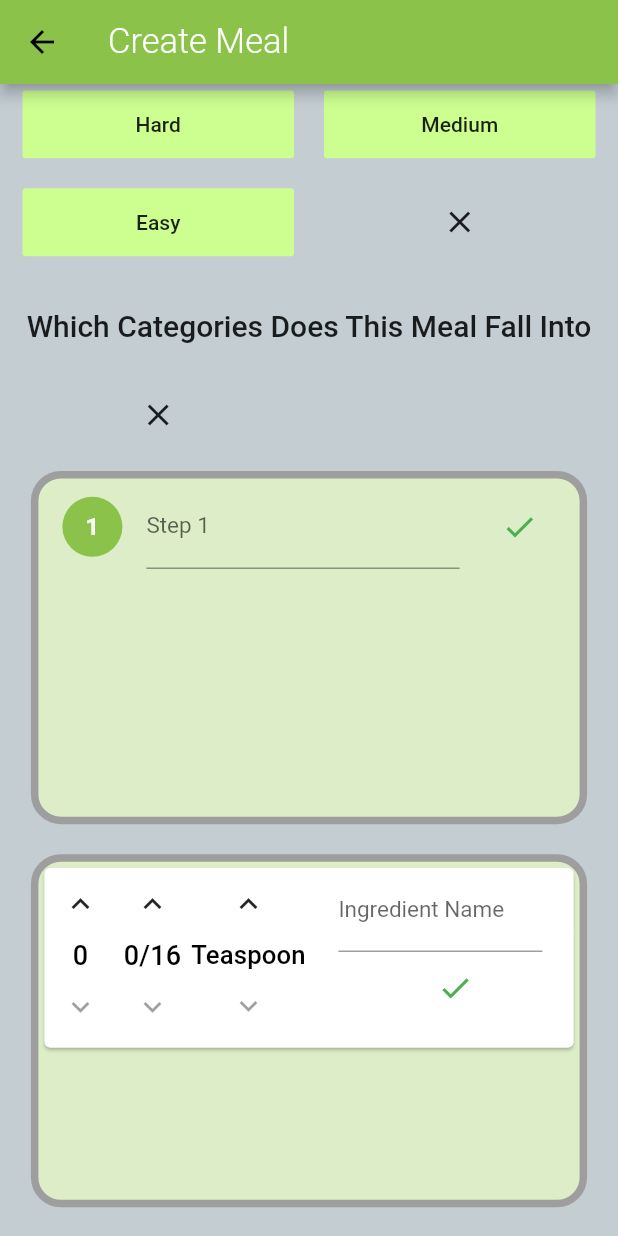
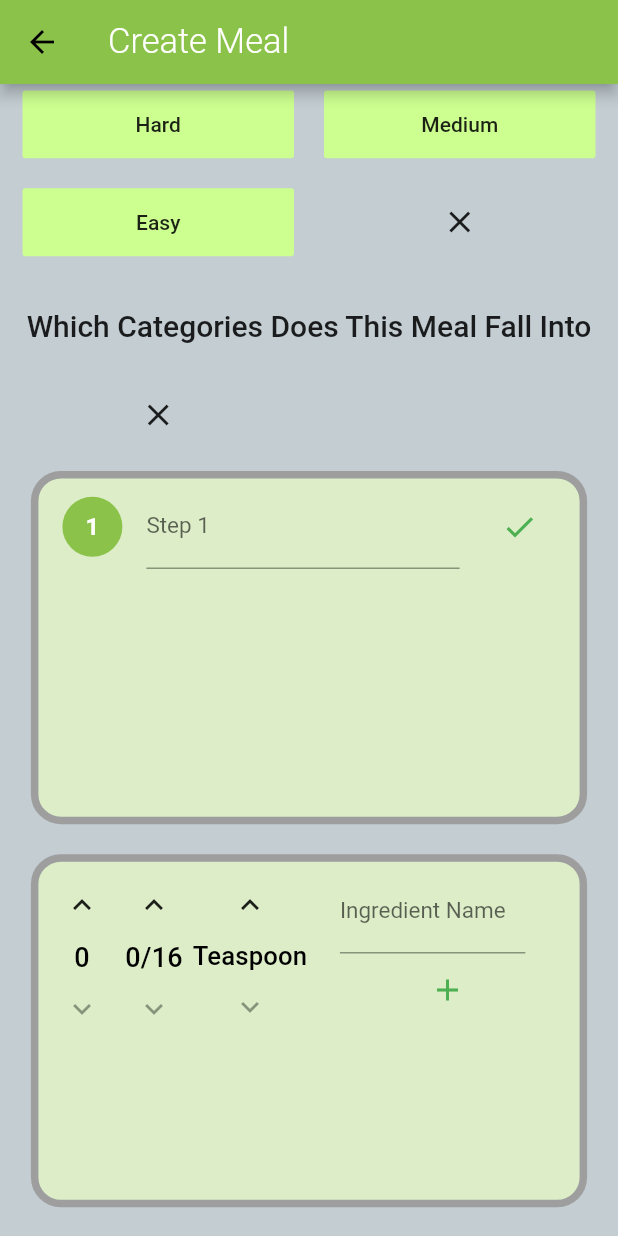
Before and after one commit to shimonster/Meals-App, a Flutter app: the CreateMealScreen screen opened directly with empty values, scrolled down 486 dp, on a phone screen of 412 x 824 dp. Run offline on Flutter 3.47's test engine with Material 2 defaults, Android fonts, the phone set to English and light mode, and no system bars; network calls fail; Roboto replaces fonts that are missing (Raleway, RobotoCondensed).

Commit message:
finished ingredient adding but still need to actually make an instance of a meal

```diff
--- a/lib/screens/create_meal_screen.dart
+++ b/lib/screens/create_meal_screen.dart
@@ -22,7 +22,7 @@ class CreateMealScreen extends StatelessWidget {
     final _imageURLController = TextEditingController();
     final List<String> _selectedCategories = [];
     final List<String> _preparationSteps = [''];
-    final List<Map<String, String>> _ingredients = [];
+    final List<Map<String, String>> _ingredients = [{'': '', '': ''}];
 
     Widget _buildTextInput(String label, TextEditingController controller,
         TextInputType keyboard, IconData icon) {
--- a/lib/widgets/meal_add_ingredient_display.dart
+++ b/lib/widgets/meal_add_ingredient_display.dart
@@ -30,7 +30,7 @@ class _MealAddIngredientDisplayState extends State<MealAddIngredientDisplay> {
 
   @override
   void initState() {
-    selectedIndex = selectedIndexGet;
+    selectedIndex = 0;
     currentWholeNumbers = [0];
     currentSixteenthNumerators = [0];
     unitIndexes = [0];
@@ -83,8 +83,24 @@ class _MealAddIngredientDisplayState extends State<MealAddIngredientDisplay> {
       );
     }
 
+    void updateIngredientsList() {
+      if (selectedIndex > widget.ingredients.length - 1) {
+        selectedIndex = widget.ingredients.length - 1;
+      }
+      if (widget.ingredients.isNotEmpty) {
+        widget.ingredients.removeAt(selectedIndex);
+        widget.ingredients.insert(selectedIndex, {
+          'amount': currentSixteenthNumerators[selectedIndex] == 0
+              ? '${currentWholeNumbers[selectedIndex]} ${possibleUnits[unitIndexes[selectedIndex]]} '
+              : '${currentWholeNumbers[selectedIndex]} ${currentSixteenthNumerators[selectedIndex]}/16 ${possibleUnits[unitIndexes[selectedIndex]]} ',
+          'ingredient': ingredientNameControllers[selectedIndex].text
+        });
+      }
+      print(widget.ingredients);
+    }
+
     return Container(
-      width: MediaQuery.of(context).size.width * 9/10,
+      width: MediaQuery.of(context).size.width * 9 / 10,
       height: MediaQuery.of(context).orientation == Orientation.landscape
           ? MediaQuery.of(context).size.height * 2 / 5
           : MediaQuery.of(context).size.height * 2 / 7,
@@ -102,6 +118,7 @@ class _MealAddIngredientDisplayState extends State<MealAddIngredientDisplay> {
       child: ListView.builder(
         itemCount: ingredientNameControllers.length,
         itemBuilder: (BuildContext ctx, int index) {
+          updateIngredientsList();
           return InkWell(
             onTap: selectedIndex != index
                 ? () {
@@ -110,13 +127,23 @@ class _MealAddIngredientDisplayState extends State<MealAddIngredientDisplay> {
                     });
                   }
                 : null,
-            child: Card(
+            child: Column(
+              children: <Widget>[
+                Container(
+                  decoration: BoxDecoration(
+                    borderRadius: BorderRadius.all(Radius.circular(15)),
+                    //color: Theme.of(context).accentColor
+                  ),
+                  width: MediaQuery.of(context).size.width * 9 / 10 - 10,
+                  margin: EdgeInsets.all(5),
                   child: selectedIndex == index
                       ? Container(
+                          decoration: BoxDecoration(
+                            borderRadius: BorderRadius.all(Radius.circular(15)),
+                          ),
                           height: 120,
                           width: MediaQuery.of(context).size.width * 5 / 8,
-                      child: ListView(
-                        scrollDirection: Axis.horizontal,
+                          child: Row(
                             children: <Widget>[
                               _buildNumberCustomizer(
                                   0,
@@ -154,7 +181,8 @@ class _MealAddIngredientDisplayState extends State<MealAddIngredientDisplay> {
                                   child: FittedBox(
                                     child: Text(
                                       possibleUnits[unitIndexes[index]],
-                                  style: Theme.of(context).textTheme.subtitle,
+                                      style:
+                                          Theme.of(context).textTheme.subtitle,
 //                          overflow: TextOverflow.,
                                     ),
                                   ),
@@ -167,18 +195,24 @@ class _MealAddIngredientDisplayState extends State<MealAddIngredientDisplay> {
                                 children: <Widget>[
                                   Container(
                                     margin: EdgeInsets.only(right: 20),
-                                width: MediaQuery.of(context).size.width * 0.33,
+                                    width:
+                                        MediaQuery.of(context).size.width * 0.3,
                                     child: TextField(
-                                  controller: ingredientNameControllers[index],
+                                      controller:
+                                          ingredientNameControllers[index],
                                       decoration: InputDecoration(
                                         labelText: 'Ingredient Name',
                                       ),
+                                      onChanged: (_) => setState(() {}),
                                     ),
                                   ),
                                   Row(
                                     children: <Widget>[
                                       IconButton(
-                                    icon: Icon(Icons.check, color: Colors.green,),
+                                        icon: Icon(
+                                          Icons.add,
+                                          color: Colors.green,
+                                        ),
                                         onPressed: () {
                                           setState(() {
                                             currentWholeNumbers.add(0);
@@ -186,10 +220,11 @@ class _MealAddIngredientDisplayState extends State<MealAddIngredientDisplay> {
                                             unitIndexes.add(0);
                                             ingredientNameControllers
                                                 .add(TextEditingController());
-                                        if (widget.ingredients.length - 1 < index) {
+                                            if (widget.ingredients.length <
+                                                index) {
                                             } else {
                                               print('tried to remove');
-                                          widget.ingredients.removeAt(index);
+                                              //widget.ingredients.removeAt(index);
                                             }
                                             widget.ingredients.add({
                                               'amount': currentSixteenthNumerators[
@@ -198,30 +233,43 @@ class _MealAddIngredientDisplayState extends State<MealAddIngredientDisplay> {
                                                   ? '${currentWholeNumbers[index]} ${possibleUnits[unitIndexes[index]]} '
                                                   : '${currentWholeNumbers[index]} ${currentSixteenthNumerators[index]}/16 ${possibleUnits[unitIndexes[index]]} ',
                                               'ingredient':
-                                              ingredientNameControllers[index].text
+                                                  ingredientNameControllers[
+                                                          index]
+                                                      .text
                                             });
+
                                             selectedIndex = index + 1;
                                           });
-                                      print(widget.ingredients);
                                         },
                                       ),
-                                  if (widget.ingredients.length != 0)IconButton(
-                                    icon: Icon(Icons.delete, color: Theme.of(context).errorColor,),
+                                      if (widget.ingredients.length > 1)
+                                        IconButton(
+                                          icon: Icon(
+                                            Icons.delete,
+                                            color: Theme.of(context).errorColor,
+                                          ),
                                           onPressed: () {
                                             setState(() {
-                                        currentWholeNumbers.removeAt(index);
-                                        currentSixteenthNumerators.removeAt(index);
+                                              currentWholeNumbers
+                                                  .removeAt(index);
+                                              currentSixteenthNumerators
+                                                  .removeAt(index);
                                               unitIndexes.removeAt(index);
                                               ingredientNameControllers
                                                   .removeAt(index);
-                                        if (widget.ingredients.length - 1 < index) {
+                                              if (widget.ingredients.length -
+                                                      1 <
+                                                  index) {
                                               } else {
-                                          widget.ingredients.removeAt(index);
+                                                widget.ingredients
+                                                    .removeAt(index);
                                               }
-                                        //selectedIndex = index - 1;
+                                              if (selectedIndex != 0) {
+                                                selectedIndex = index - 1;
+                                              }
                                             });
                                           },
-                                  )
+                                        ),
                                     ],
                                   )
                                 ],
@@ -229,10 +277,11 @@ class _MealAddIngredientDisplayState extends State<MealAddIngredientDisplay> {
                             ],
                           ),
                         )
-                  : Card(
-                      child: Padding(
-                        padding: const EdgeInsets.all(4),
+                      : Container(
+                    height: 50,
+                          padding: const EdgeInsets.all(10),
                           child: Row(
+                            crossAxisAlignment: CrossAxisAlignment.center,
                             children: <Widget>[
                               Container(
                                 child: Text(
@@ -247,7 +296,7 @@ class _MealAddIngredientDisplayState extends State<MealAddIngredientDisplay> {
                                   overflow: TextOverflow.fade,
                                 ),
                               ),
-                            Container(
+                              Expanded(
                                 child: Text(
                                   ingredientNameControllers[index].text == ''
                                       ? 'Nothing'
@@ -259,10 +308,39 @@ class _MealAddIngredientDisplayState extends State<MealAddIngredientDisplay> {
                                   overflow: TextOverflow.fade,
                                 ),
                               ),
+                              if (widget.ingredients.length > 1)
+                                IconButton(
+                                  icon: Icon(
+                                    Icons.delete,
+                                    color: Theme.of(context).errorColor,
+                                  ),
+                                  onPressed: () {
+                                    setState(() {
+                                      currentWholeNumbers.removeAt(index);
+                                      currentSixteenthNumerators
+                                          .removeAt(index);
+                                      unitIndexes.removeAt(index);
+                                      ingredientNameControllers.removeAt(index);
+                                      if (widget.ingredients.length - 1 <
+                                          index) {
+                                      } else {
+                                        widget.ingredients.removeAt(index);
+                                      }
+                                    });
+                                  },
+                                ),
                             ],
                           ),
                         ),
                 ),
+                if (index != widget.ingredients.length - 1)
+                  Divider(
+                    thickness: 2,
+                    color: Colors.grey,
+                    indent: 10,
+                    endIndent: 10,
+                  )
+              ],
             ),
           );
         },
```
Lines whose indentation alone changed are shown as unchanged.
